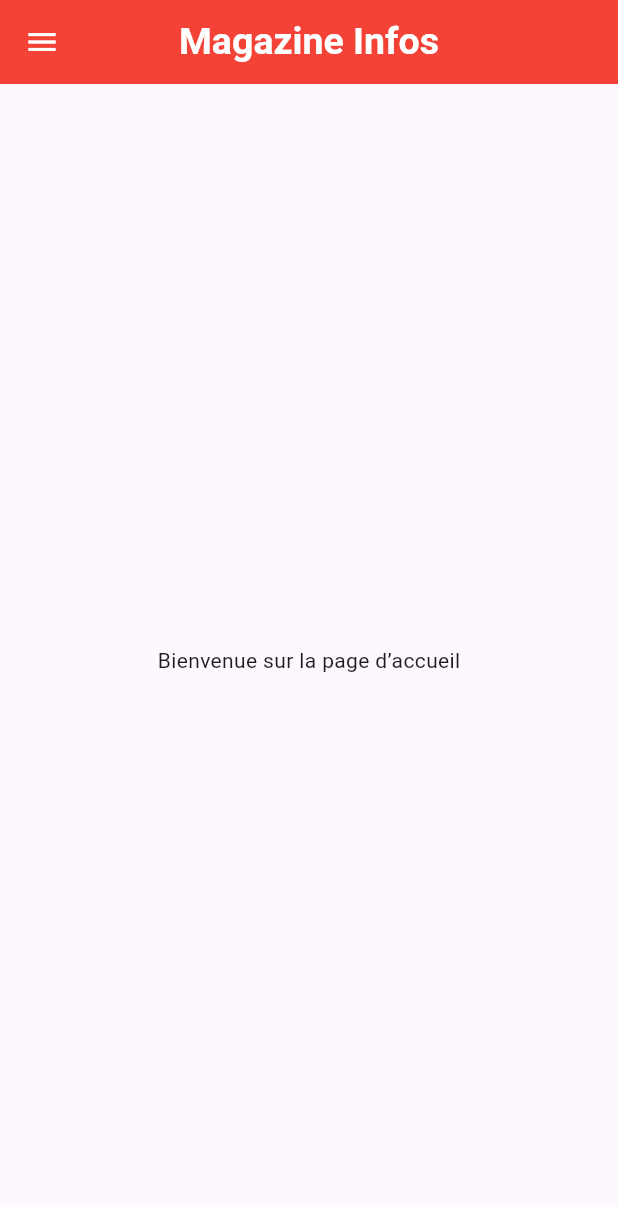
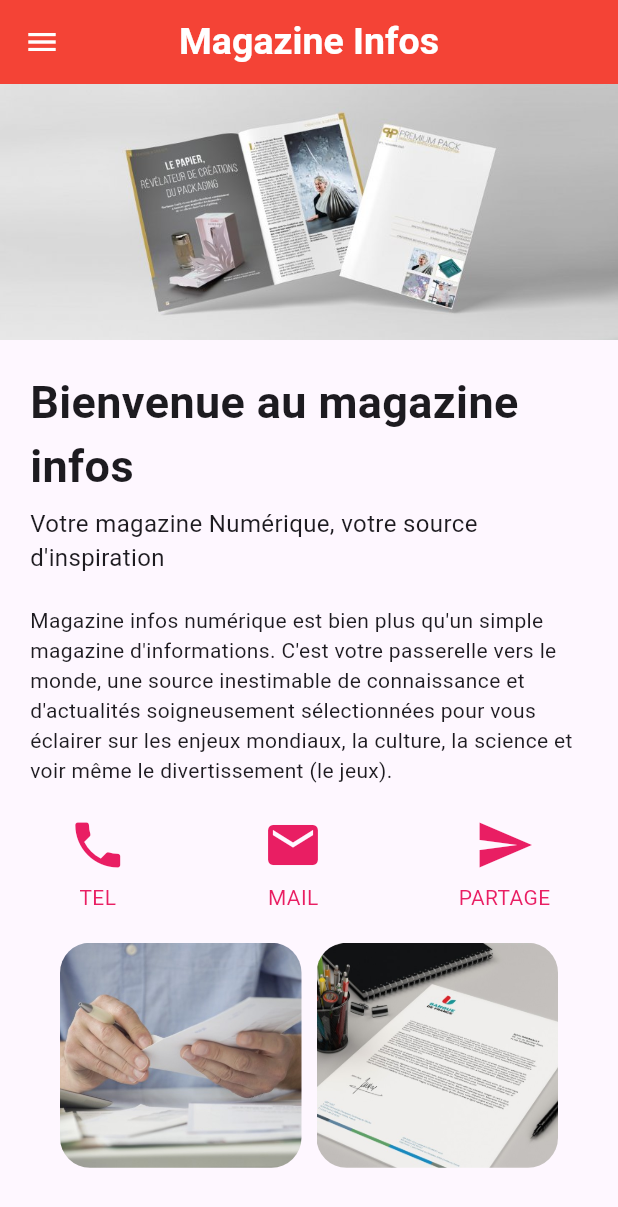
Before and after one commit to MauriceMumbere/gestion-des-redacteurs-pour-magazine-infos, a Flutter app: the screen it shows after launch, on a phone screen of 412 x 824 dp. Shown: the top 1207 px of the screen. Run offline on Flutter 3.47's test engine with Material 3 defaults, Android fonts, the phone set to English and light mode, and no system bars; our stand-ins replace flutter_riverpod, go_router.

Commit message:
home page done

```diff
--- a/lib/pages/home_page.dart
+++ b/lib/pages/home_page.dart
@@ -17,7 +17,130 @@ class MyHomePage extends StatelessWidget {
         title: const MyCustomText(text: "Magazine Infos", fontSize: 25, fontWeight: FontWeight.bold,color: Colors.white,), centerTitle: true,
       ),
       drawer: const MyCustumDrawer(),
-      body: const Center(child: Text('Bienvenue sur la page d’accueil')),
+      body: SingleChildScrollView(
+          child: Column(
+            children: [
+              Image.asset(
+                "assets/images/magazin-infos.jpeg",
+                width: MediaQuery.of(context).size.width,
+                fit: BoxFit.cover,
+              ),
+              PartieTitre(),
+              PartieText(),
+              PartieIcone(),
+              PartieRubrique(),
+            ],
+          ),
+    ));
+  }
+}
+
+// Partie titre
+class PartieTitre extends StatelessWidget {
+  const PartieTitre({super.key});
+
+  @override
+  Widget build(BuildContext context) {
+    return Container(
+      padding: const EdgeInsets.all(20),
+      width: double.infinity,
+      child: Column(
+        crossAxisAlignment: CrossAxisAlignment.start,
+        children: const [
+          Text(
+            "Bienvenue au magazine infos",
+            style: TextStyle(fontSize: 30, fontWeight: FontWeight.bold),
+          ),
+          SizedBox(height: 5),
+          Text(
+            "Votre magazine Numérique, votre source d'inspiration",
+            style: TextStyle(fontSize: 16),
+          ),
+        ],
+      ),
     );
   }
 }
+
+// Partie texte
+class PartieText extends StatelessWidget {
+  const PartieText({super.key});
+
+  @override
+  Widget build(BuildContext context) {
+    return Container(
+      padding: const EdgeInsets.symmetric(horizontal: 20),
+      child: const Text(
+        "Magazine infos numérique est bien plus qu'un simple magazine d'informations. C'est votre passerelle vers le monde, une source inestimable de connaissance et d'actualités soigneusement sélectionnées pour vous éclairer sur les enjeux mondiaux, la culture, la science et voir même le divertissement (le jeux).",
+      ),
+    );
+  }
+}
+
+// Partie icone
+class PartieIcone extends StatelessWidget {
+  const PartieIcone({super.key});
+
+  @override
+  Widget build(BuildContext context) {
+    return Row(
+      mainAxisAlignment: MainAxisAlignment.spaceAround,
+      children: [
+        _buildIcone(Icons.phone, 'tel'),
+        _buildIcone(Icons.mail, 'mail'),
+        _buildIcone(Icons.send, 'Partage'),
+      ],
+    );
+  }
+}
+
+Widget _buildIcone(IconData icon, String text) {
+  return Container(
+    padding: const EdgeInsets.all(20),
+    child: Column(
+      mainAxisSize: MainAxisSize.min,
+      children: [
+        Icon(icon, size: 40, color: Colors.pink),
+        SizedBox(height: 5),
+        Text(text.toUpperCase(), style: TextStyle(color: Colors.pink)),
+      ],
+    ),
+  );
+}
+
+// Partie rubrique
+class PartieRubrique extends StatelessWidget {
+  const PartieRubrique({super.key});
+
+  @override
+  Widget build(BuildContext context) {
+    return Container(
+      padding: const EdgeInsets.symmetric(horizontal: 40),
+      child: Row(
+        children: [
+          Expanded(
+            child: ClipRRect(
+              borderRadius: BorderRadius.circular(20),
+              child: Image.asset(
+                "assets/images/image-papier.jpeg",
+                height: 150,
+                fit: BoxFit.cover,
+              ),
+            ),
+          ),
+          const SizedBox(width: 10),
+          Expanded(
+            child: ClipRRect(
+              borderRadius: BorderRadius.circular(20),
+              child: Image.asset(
+                "assets/images/image-a-la-une-papier-entete.jpeg",
+                height: 150,
+                fit: BoxFit.cover,
+              ),
+            ),
+          ),
+        ],
+      ),
+    );
+  }
+}
```
Also changed, not shown: lib/pages/create_redacteur_page.dart (+59 -2 lines), pubspec.yaml (+5 -3 lines), assets/images/image-a-la-une-papier-entete.jpeg (added), assets/images/image-papier.jpeg (added), assets/images/magazin-infos.jpeg (added), pubspec.lock, 9 other files.
